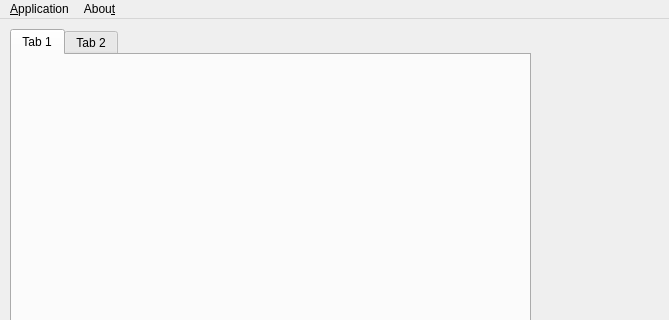
This is mainwindow.ui in task-jp/gstreamer-log-viewer as Qt 5 draws it before an edit; both pictures show x 0 to 669 and y 0 to 320 of the 800 by 600 pixel window. The edited form follows.
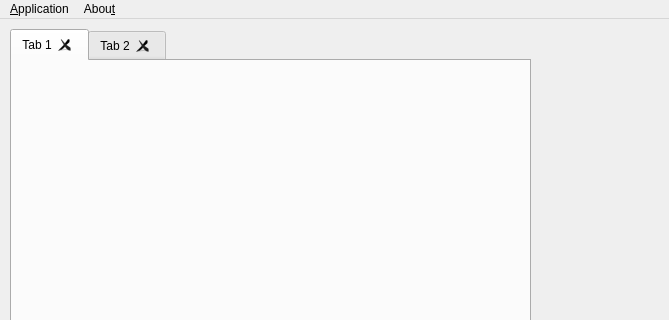
This is the edited form. Icons and pictures are not drawn.

Commit message: Add close button to tab

Patch:
```diff
--- a/mainwindow.ui
+++ b/mainwindow.ui
@@ -27,6 +27,12 @@
       <height>431</height>
      </rect>
     </property>
+    <property name="tabsClosable">
+     <bool>true</bool>
+    </property>
+    <property name="movable">
+     <bool>true</bool>
+    </property>
     <widget class="QWidget" name="tab">
      <attribute name="title">
       <string>Tab 1</string>
```
The commit also changes 1 other file.
